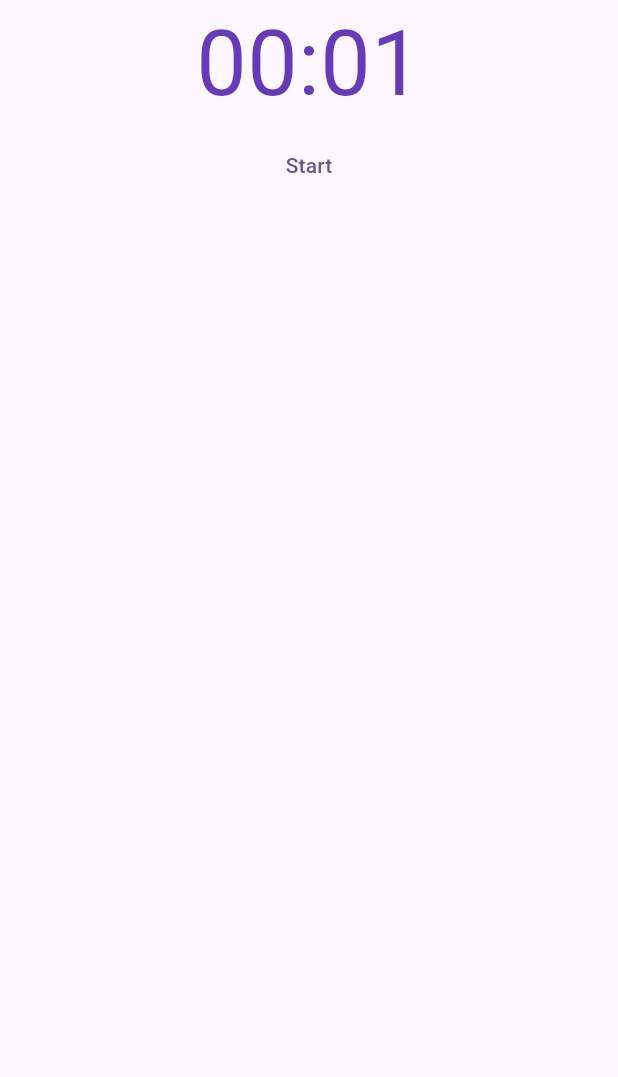
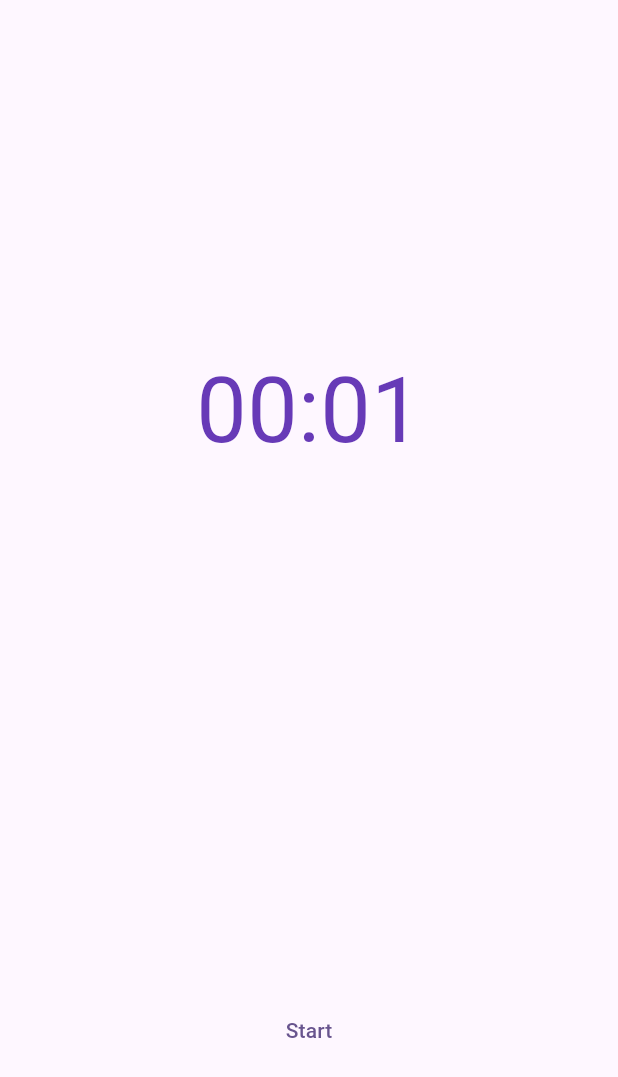
Before and after one commit to franklin83diaz/pomodoro_timer, a Flutter app: the screen it shows after launch, after a tap on "Start", on a phone screen of 412 x 824 dp. Shown: the top 1077 px of the screen. Run offline on Flutter 3.47's test engine with Material 3 defaults, Android fonts, the phone set to English and light mode, and no system bars; our stand-ins replace flutter_bloc.

Commit message:
fixed page

```diff
--- a/lib/bloc/unix_time_cubit.dart
+++ b/lib/bloc/unix_time_cubit.dart
@@ -3,15 +3,17 @@ import 'package:flutter_bloc/flutter_bloc.dart';
 class UnixtimeCubit extends Cubit<int> {
   UnixtimeCubit() : super(0);
 
-  void increment() => emit(state + 1);
-  void decrement() => emit(state - 1);
-
   void reset() => emit(0);
 
+  bool runing = false;
+
   void start() async {
+    if (runing) return;
+    runing = true;
     for (int i = 0; i < (25 * 60); i++) {
       await Future.delayed(const Duration(seconds: 1));
       emit(state + 1);
     }
+    runing = false;
   }
 }
--- a/lib/main.dart
+++ b/lib/main.dart
@@ -18,7 +18,7 @@ class MyApp extends StatelessWidget {
       ),
       initialRoute: "/",
       routes: {
-        '/': (context) => const HomePsge(),
+        '/': (context) => const HomePage(),
       },
     );
   }
--- a/lib/pages/home_Page.dart
+++ b/lib/pages/home_Page.dart
@@ -3,8 +3,8 @@ import 'package:flutter_bloc/flutter_bloc.dart';
 import 'package:pomodoro_timer/bloc/unix_time_cubit.dart';
 import 'package:pomodoro_timer/utils/convert_time.dart';
 
-class HomePsge extends StatelessWidget {
-  const HomePsge({super.key});
+class HomePage extends StatelessWidget {
+  const HomePage({super.key});
 
   @override
   Widget build(BuildContext context) {
@@ -12,29 +12,38 @@ class HomePsge extends StatelessWidget {
       create: (_) => UnixtimeCubit(),
       child: Scaffold(
         body: Center(
-          child: Center(
-              child: Column(
-            children: [
-              BlocBuilder<UnixtimeCubit, int>(
+          child: Center(child: BlocBuilder<UnixtimeCubit, int>(
             builder: (context, timer) {
               String timerString = convertTime(timer);
               return Column(
                 children: [
-                      Text(
+                  Expanded(
+                    flex: 2,
+                    child: Center(
+                      child: Text(
                         timerString,
                         style: const TextStyle(
                             fontSize: 60, color: Colors.deepPurple),
                       ),
+                    ),
+                  ),
+                  Expanded(
+                    flex: 1,
+                    child: Column(
+                      children: [
+                        const Spacer(),
                         TextButton(
                             onPressed: () {
                               context.read<UnixtimeCubit>().start();
                             },
                             child: const Text('Start')),
+                        const Spacer(),
+                      ],
+                    ),
+                  ),
                 ],
               );
             },
-              ),
-            ],
           )),
         ),
       ),
```
Lines whose indentation alone changed are shown as unchanged.
